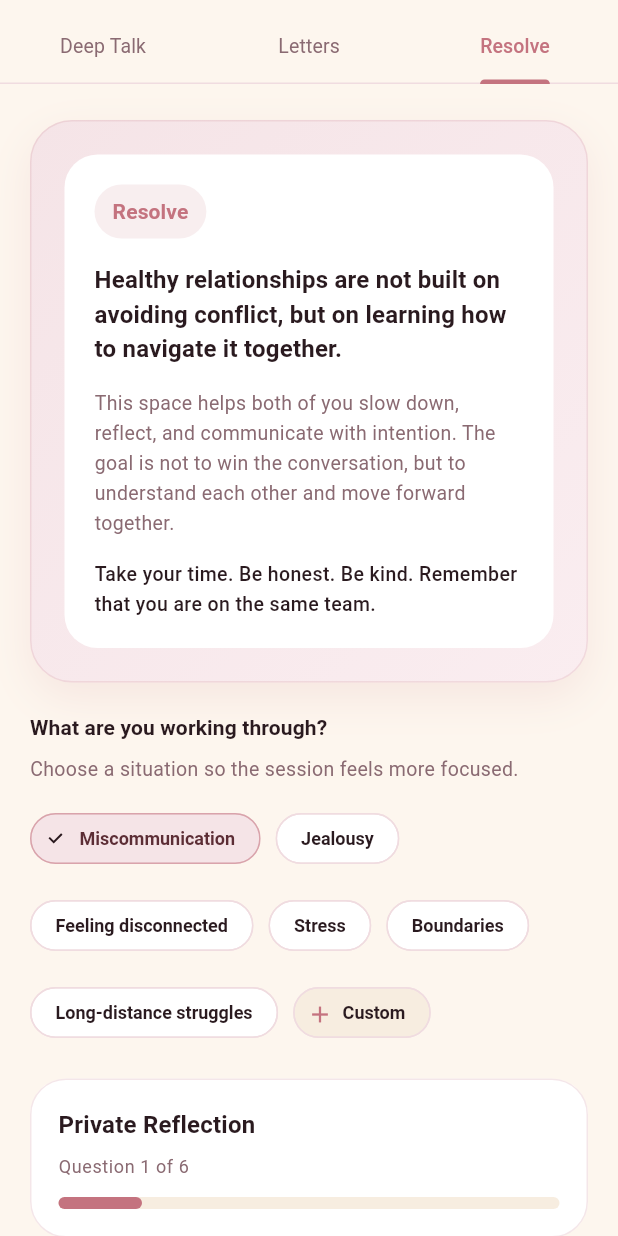
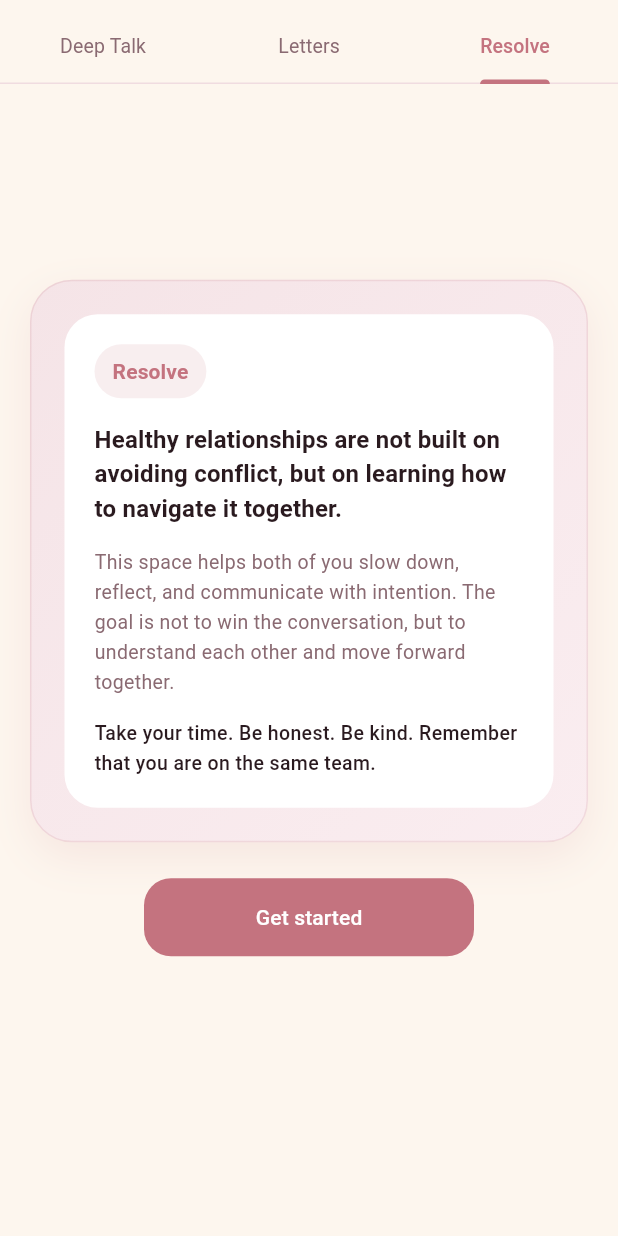
Before and after one commit to AlyeshaS/hackhive-2026, a Flutter app: the ConnectScreen screen opened directly, tab 3 chosen, on a phone screen of 412 x 824 dp. Run offline on Flutter 3.47's test engine with Material 3 defaults, Android fonts, the phone set to English and light mode, and no system bars; our stand-ins replace cloud_firestore, firebase_auth, firebase_core, flutter_card_swiper, flutter_dotenv, google_sign_in and 1 more; accounts and stored records are empty; network calls fail; Roboto replaces fonts that are missing (DMSans).

Commit message:
Fixed UI of resolve

```diff
--- a/lib/tabs/connect/resolve_screen.dart
+++ b/lib/tabs/connect/resolve_screen.dart
@@ -10,8 +10,14 @@ class ResolveScreen extends StatefulWidget {
 class _ResolveScreenState extends State<ResolveScreen> {
   int currentStage = 0;
   int currentPromptIndex = 0;
+  bool hasStartedQuestions = false;
   String selectedMode = 'Miscommunication';
   final TextEditingController customModeController = TextEditingController();
+
+  late List<String> sessionModes;
+  int lastCustomIndex = -1;
+  late PageController _introPageController;
+  int _introPageIndex = 0;
 
   final Map<String, List<String>> responses = {
     'Private Reflection': [],
@@ -123,16 +129,24 @@ class _ResolveScreenState extends State<ResolveScreen> {
     setState(() {
       currentStage = 0;
       currentPromptIndex = 0;
+      hasStartedQuestions = false;
       selectedMode = 'Miscommunication';
+      sessionModes = List.from(modes);
+      lastCustomIndex = -1;
       responseController.clear();
       responses.updateAll((key, value) => []);
     });
   }
 
+  void startQuestions() {
+    setState(() {
+      hasStartedQuestions = true;
+    });
+  }
+
   Future<void> showCustomModeDialog() async {
-    customModeController.text = selectedMode == 'Miscommunication'
-        ? ''
-        : selectedMode;
+    final isBuiltIn = modes.contains(selectedMode);
+    customModeController.text = isBuiltIn ? '' : selectedMode;
 
     final customMode = await showDialog<String>(
       context: context,
@@ -163,15 +177,37 @@ class _ResolveScreenState extends State<ResolveScreen> {
 
     if (customMode != null && customMode.isNotEmpty && mounted) {
       setState(() {
+        final existingIndex = sessionModes.indexOf(customMode);
+
+        if (existingIndex != -1) {
           selectedMode = customMode;
+          if (existingIndex >= modes.length) {
+            lastCustomIndex = existingIndex;
+          }
+        } else {
+          final insertAt = lastCustomIndex >= 0
+              ? lastCustomIndex + 1
+              : modes.length;
+          sessionModes.insert(insertAt, customMode);
+          lastCustomIndex = insertAt;
+          selectedMode = customMode;
+        }
       });
     }
+  }
+
+  @override
+  void initState() {
+    super.initState();
+    sessionModes = List.from(modes);
+    _introPageController = PageController();
   }
 
   @override
   void dispose() {
     responseController.dispose();
     customModeController.dispose();
+    _introPageController.dispose();
     super.dispose();
   }
 
@@ -181,16 +217,65 @@ class _ResolveScreenState extends State<ResolveScreen> {
       return _EndingScreen(onRestart: restartSession);
     }
 
-    return SingleChildScrollView(
+    if (!hasStartedQuestions) {
+      // Recreate controller with the desired initial page
+      _introPageController = PageController(initialPage: _introPageIndex);
+
+      return SizedBox(
+        height: MediaQuery.of(context).size.height - 80,
+        child: PageView(
+          controller: _introPageController,
+          physics: const PageScrollPhysics(),
+          onPageChanged: (page) {
+            setState(() {
+              _introPageIndex = page;
+            });
+          },
+          children: [
+            // Landing intro centered with Get started
+            SingleChildScrollView(
+              physics: const BouncingScrollPhysics(),
+              padding: const EdgeInsets.fromLTRB(20, 24, 20, 32),
+              child: SizedBox(
+                height: MediaQuery.of(context).size.height - 160,
+                child: Center(
+                  child: Column(
+                    mainAxisSize: MainAxisSize.min,
+                    children: [
+                      _HeroCard(),
+                      const SizedBox(height: 24),
+                      FilledButton(
+                        onPressed: () {
+                          _introPageController.animateToPage(
+                            1,
+                            duration: const Duration(milliseconds: 420),
+                            curve: Curves.easeOutCubic,
+                          );
+                        },
+                        style: FilledButton.styleFrom(
+                          padding: const EdgeInsets.symmetric(vertical: 14),
+                          minimumSize: const Size(220, 52),
+                          shape: RoundedRectangleBorder(
+                            borderRadius: BorderRadius.circular(18),
+                          ),
+                        ),
+                        child: const Text('Get started'),
+                      ),
+                    ],
+                  ),
+                ),
+              ),
+            ),
+
+            // Mode selector page (swipe-to)
+            SingleChildScrollView(
               physics: const BouncingScrollPhysics(),
               padding: const EdgeInsets.fromLTRB(20, 24, 20, 32),
               child: Column(
                 crossAxisAlignment: CrossAxisAlignment.start,
                 children: [
-          _HeroCard(),
-          const SizedBox(height: 20),
                   _ModeSelector(
-            modes: modes,
+                    modes: sessionModes,
                     selectedMode: selectedMode,
                     onChanged: (mode) {
                       setState(() {
@@ -200,17 +285,42 @@ class _ResolveScreenState extends State<ResolveScreen> {
                     onCustomPressed: showCustomModeDialog,
                   ),
                   const SizedBox(height: 20),
+                  FilledButton(
+                    onPressed: startQuestions,
+                    style: FilledButton.styleFrom(
+                      padding: const EdgeInsets.symmetric(vertical: 14),
+                      minimumSize: const Size(double.infinity, 52),
+                      shape: RoundedRectangleBorder(
+                        borderRadius: BorderRadius.circular(18),
+                      ),
+                    ),
+                    child: const Text('Start Questions'),
+                  ),
+                ],
+              ),
+            ),
+          ],
+        ),
+      );
+    }
+
+    return SingleChildScrollView(
+      physics: const BouncingScrollPhysics(),
+      padding: const EdgeInsets.fromLTRB(20, 24, 20, 32),
+      child: Column(
+        crossAxisAlignment: CrossAxisAlignment.start,
+        children: [
           _ProgressHeader(
             stageTitle: currentStageTitle,
             currentPromptIndex: currentPromptIndex,
             totalPrompts: currentPrompts.length,
             progress: (currentPromptIndex + 1) / currentPrompts.length,
+            selectedMode: selectedMode,
           ),
           const SizedBox(height: 16),
           _PromptCard(
             prompt: currentPrompts[currentPromptIndex],
             controller: responseController,
-            selectedMode: selectedMode,
           ),
           const SizedBox(height: 20),
           _NavigationButtons(
@@ -219,6 +329,13 @@ class _ResolveScreenState extends State<ResolveScreen> {
             isLastStage: isLastStage,
             onBack: goBack,
             onNext: nextPrompt,
+            showIntroBack: currentStage == 0 && currentPromptIndex == 0,
+            onIntroBack: () {
+              _introPageIndex = 1;
+              setState(() {
+                hasStartedQuestions = false;
+              });
+            },
           ),
         ],
       ),
@@ -338,6 +455,10 @@ class _ModeSelector extends StatelessWidget {
                 onSelected: (_) => onChanged(mode),
                 selectedColor: cs.primaryContainer,
                 backgroundColor: Colors.white,
+                padding: const EdgeInsets.symmetric(
+                  horizontal: 14,
+                  vertical: 8,
+                ),
                 labelStyle: TextStyle(
                   color: selected ? cs.onPrimaryContainer : cs.onSurface,
                   fontWeight: FontWeight.w600,
@@ -348,6 +469,7 @@ class _ModeSelector extends StatelessWidget {
                     color: selected
                         ? cs.primary.withOpacity(0.35)
                         : cs.outlineVariant,
+                    width: 1.0,
                   ),
                 ),
               );
@@ -357,13 +479,14 @@ class _ModeSelector extends StatelessWidget {
               label: const Text('Custom'),
               onPressed: onCustomPressed,
               backgroundColor: cs.surfaceContainerHighest,
+              padding: const EdgeInsets.symmetric(horizontal: 14, vertical: 8),
               labelStyle: TextStyle(
                 color: cs.onSurface,
                 fontWeight: FontWeight.w600,
               ),
               shape: RoundedRectangleBorder(
                 borderRadius: BorderRadius.circular(999),
-                side: BorderSide(color: cs.outlineVariant),
+                side: BorderSide(color: cs.outlineVariant, width: 1.0),
               ),
             ),
           ],
@@ -378,12 +501,14 @@ class _ProgressHeader extends StatelessWidget {
   final int currentPromptIndex;
   final int totalPrompts;
   final double progress;
+  final String selectedMode;
 
   const _ProgressHeader({
     required this.stageTitle,
     required this.currentPromptIndex,
     required this.totalPrompts,
     required this.progress,
+    required this.selectedMode,
   });
 
   @override
@@ -402,6 +527,21 @@ class _ProgressHeader extends StatelessWidget {
       child: Column(
         crossAxisAlignment: CrossAxisAlignment.start,
         children: [
+          Container(
+            padding: const EdgeInsets.symmetric(horizontal: 12, vertical: 8),
+            decoration: BoxDecoration(
+              color: cs.primaryContainer.withOpacity(0.7),
+              borderRadius: BorderRadius.circular(999),
+            ),
+            child: Text(
+              'Working through: $selectedMode',
+              style: textTheme.labelMedium?.copyWith(
+                color: cs.onPrimaryContainer,
+                fontWeight: FontWeight.w700,
+              ),
+            ),
+          ),
+          const SizedBox(height: 12),
           Text(
             stageTitle,
             style: textTheme.titleMedium?.copyWith(fontWeight: FontWeight.w700),
@@ -428,18 +568,32 @@ class _ProgressHeader extends StatelessWidget {
 class _PromptCard extends StatelessWidget {
   final String prompt;
   final TextEditingController controller;
-  final String selectedMode;
 
-  const _PromptCard({
-    required this.prompt,
-    required this.controller,
-    required this.selectedMode,
-  });
+  const _PromptCard({required this.prompt, required this.controller});
 
   @override
   Widget build(BuildContext context) {
     final cs = Theme.of(context).colorScheme;
     final textTheme = Theme.of(context).textTheme;
+
+    // Calculate responsive line counts based on device height
+    final screenHeight = MediaQuery.of(context).size.height;
+    late int minLines;
+    late int maxLines;
+
+    if (screenHeight > 900) {
+      minLines = 10;
+      maxLines = 14;
+    } else if (screenHeight > 800) {
+      minLines = 8;
+      maxLines = 11;
+    } else if (screenHeight > 700) {
+      minLines = 7;
+      maxLines = 9;
+    } else {
+      minLines = 5;
+      maxLines = 7;
+    }
 
     return Container(
       width: double.infinity,
@@ -460,21 +614,6 @@ class _PromptCard extends StatelessWidget {
         crossAxisAlignment: CrossAxisAlignment.start,
         children: [
           _SoftMessage(text: 'Read to understand, not to respond.'),
-          const SizedBox(height: 12),
-          Container(
-            padding: const EdgeInsets.symmetric(horizontal: 12, vertical: 8),
-            decoration: BoxDecoration(
-              color: cs.primaryContainer.withOpacity(0.7),
-              borderRadius: BorderRadius.circular(999),
-            ),
-            child: Text(
-              'Working through: $selectedMode',
-              style: textTheme.labelMedium?.copyWith(
-                color: cs.onPrimaryContainer,
-                fontWeight: FontWeight.w700,
-              ),
-            ),
-          ),
           const SizedBox(height: 18),
           Text(
             prompt,
@@ -486,8 +625,8 @@ class _PromptCard extends StatelessWidget {
           const SizedBox(height: 18),
           TextField(
             controller: controller,
-            minLines: 5,
-            maxLines: 8,
+            minLines: minLines,
+            maxLines: maxLines,
             decoration: InputDecoration(
               hintText: 'Write your thoughts here...',
               filled: true,
@@ -518,6 +657,8 @@ class _NavigationButtons extends StatelessWidget {
   final bool isLastStage;
   final VoidCallback onBack;
   final VoidCallback onNext;
+  final bool showIntroBack;
+  final VoidCallback? onIntroBack;
 
   const _NavigationButtons({
     required this.canGoBack,
@@ -525,6 +666,8 @@ class _NavigationButtons extends StatelessWidget {
     required this.isLastStage,
     required this.onBack,
     required this.onNext,
+    this.showIntroBack = false,
+    this.onIntroBack,
   });
 
   @override
@@ -541,10 +684,10 @@ class _NavigationButtons extends StatelessWidget {
 
     return Row(
       children: [
-        if (canGoBack)
+        if (canGoBack || showIntroBack)
           Expanded(
             child: OutlinedButton(
-              onPressed: onBack,
+              onPressed: canGoBack ? onBack : onIntroBack,
               style: OutlinedButton.styleFrom(
                 padding: const EdgeInsets.symmetric(vertical: 14),
                 shape: RoundedRectangleBorder(
@@ -555,7 +698,7 @@ class _NavigationButtons extends StatelessWidget {
               child: const Text('Back'),
             ),
           ),
-        if (canGoBack) const SizedBox(width: 12),
+        if (canGoBack || showIntroBack) const SizedBox(width: 12),
         Expanded(
           child: FilledButton(
             onPressed: onNext,
```
Lines whose indentation alone changed are shown as unchanged.
